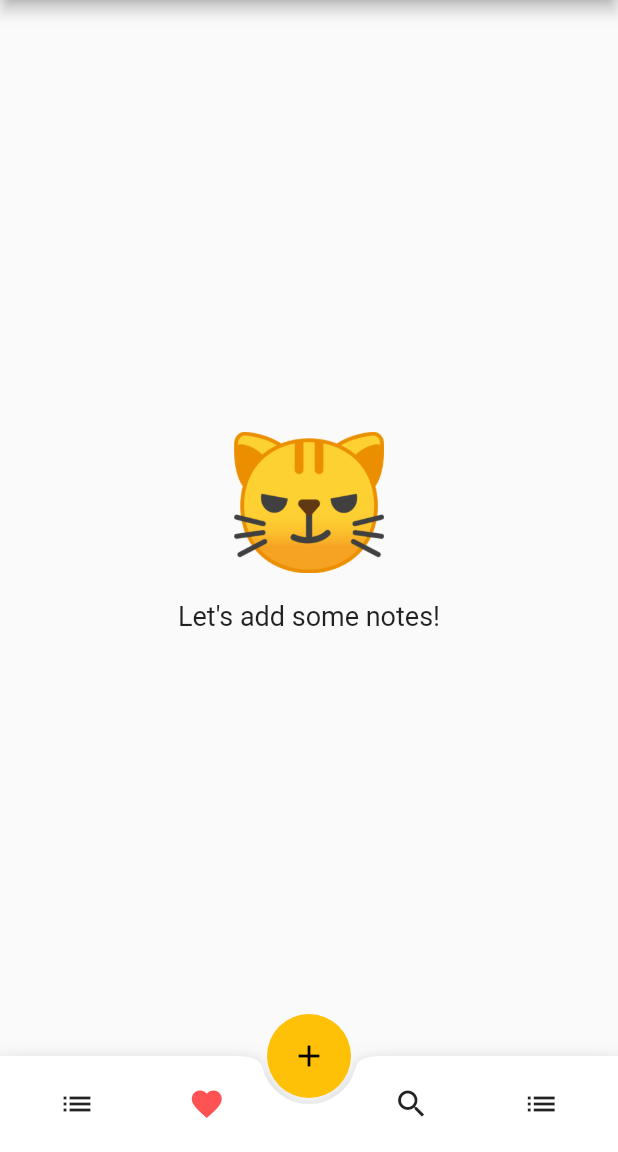
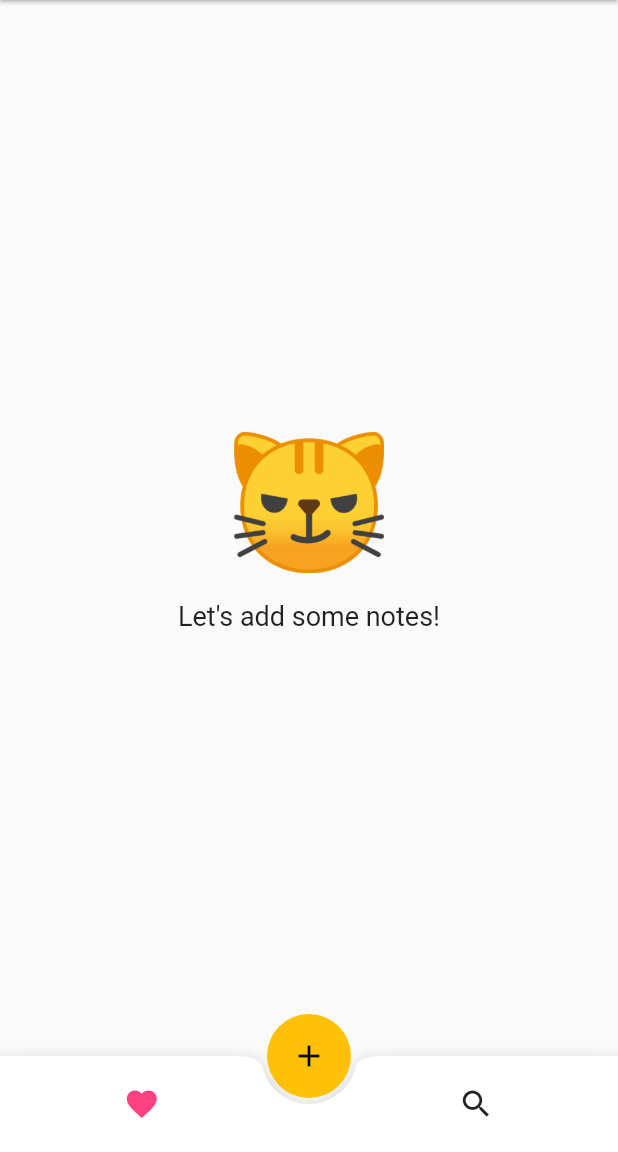
Before and after one commit to M-Yahia2011/MyNotes, a Flutter app: the screen it shows after launch, on a phone screen of 412 x 824 dp, the part 84-1236 px from its top. Run offline on Flutter 3.47's test engine with Material 2 defaults, Android fonts, the phone set to English and light mode, and no system bars; our stand-ins replace sqflite; missing offline and left inert: move_to_background; accounts and stored records are empty.

Commit message:
fix update issue #1

```diff
--- /dev/null
+++ b/lib/helpers/theme.dart
@@ -0,0 +1,5 @@
+import 'package:flutter/material.dart';
+
+class MyTheme {
+  static ThemeData theme = ThemeData(appBarTheme: AppBarTheme(elevation: 0));
+}
--- a/lib/main.dart
+++ b/lib/main.dart
@@ -1,8 +1,9 @@
 import 'package:flutter/material.dart';
+import 'dart:io';
+import 'package:provider/provider.dart';
 import 'package:my_notes/providers/note_provider.dart';
 import 'package:my_notes/views/favorite_screen.dart';
 import 'package:my_notes/views/note_screen.dart';
-import 'package:provider/provider.dart';
 import 'views/add_note_screen.dart';
 import 'views/home.dart';
 
@@ -17,7 +18,8 @@ class Root extends StatelessWidget {
   Widget build(BuildContext context) {
     return ChangeNotifierProvider(
         create: (ctx) => NoteProvider(),
-      child: MaterialApp(
+        child: Platform.isAndroid
+            ? MaterialApp(
                 debugShowCheckedModeBanner: false,
                 title: "MyNotes",
                 theme: ThemeData(
@@ -28,9 +30,9 @@ class Root extends StatelessWidget {
                 routes: {
                   AddNoteScreen.routeName: (ctx) => AddNoteScreen(),
                   NoteScreen.routeName: (ctx) => NoteScreen(),
-          FavoriteScreen.routeName: (ctx)=> FavoriteScreen(),
+                  FavoriteScreen.routeName: (ctx) => FavoriteScreen(),
                 },
-      ),
-    );
+              )
+            : null);
   }
 }
--- a/lib/models/note.dart
+++ b/lib/models/note.dart
@@ -1,15 +1,14 @@
 import 'dart:convert';
 
 class Note {
-  Note({
-    required this.id,
-    required this.title,
-    required this.note,
-    required this.date,
-    required this.favorite
-  });
+  Note(
+      {required this.id,
+      required this.title,
+      required this.note,
+      required this.date,
+      required this.favorite});
 
-  int? id;
+  String? id;
   String? title;
   String? note;
   String? date;
@@ -24,7 +23,7 @@ class Note {
         title: json["title"],
         note: json["note"],
         date: json["date"],
-        favorite:json["favorite"]
+        favorite: json["favorite"],
       );
 
   Map<String, dynamic> toMap() => {
@@ -32,9 +31,8 @@ class Note {
         "title": title,
         "note": note,
         "date": date,
-        "favorite":favorite
+        "favorite": favorite
       };
-
 
   @override
   String toString() {
--- a/lib/views/home.dart
+++ b/lib/views/home.dart
@@ -25,6 +25,7 @@ class _HomeState extends State<Home> {
     try {
       await Provider.of<NoteProvider>(context, listen: false).fetchDBNotes();
     } catch (error) {
+
       throw error;
     }
   }
@@ -38,7 +39,7 @@ class _HomeState extends State<Home> {
   @override
   Widget build(BuildContext context) {
     Provider.of<NoteProvider>(context);
-    print('built');
+
     double screenWidth = MediaQuery.of(context).size.width;
 
     final body = SafeArea(
@@ -104,16 +105,12 @@ class _HomeState extends State<Home> {
         return false;
       },
       child: Platform.isIOS
-          ? CupertinoApp(
-              builder: (ctx, _) {
-                return body;
-              },
-              debugShowCheckedModeBanner: false,
-              title: 'MyNotes',
+          ? CupertinoPageScaffold(
+              child: body,
             )
           : Scaffold(
               appBar: AppBar(
-                elevation: 4,
+                elevation: 1,
                 title: FittedBox(
                   child: Text(
                     "My Notes",
@@ -177,7 +174,6 @@ class BottomBarActions extends StatelessWidget {
     return Row(
       mainAxisAlignment: MainAxisAlignment.center,
       children: [
-        Expanded(child: IconButton(onPressed: () {}, icon: Icon(Icons.list))),
         Expanded(
             child: IconButton(
                 onPressed: () {
@@ -185,7 +181,7 @@ class BottomBarActions extends StatelessWidget {
                 },
                 icon: Icon(
                   Icons.favorite,
-                  color: Colors.redAccent,
+                  color: Colors.pinkAccent,
                   semanticLabel: 'favorite',
                 ))),
         SizedBox(width: 50),
@@ -199,7 +195,6 @@ class BottomBarActions extends StatelessWidget {
                               .notes));
                 },
                 icon: Icon(Icons.search))),
-        Expanded(child: IconButton(onPressed: () {}, icon: Icon(Icons.list))),
       ],
     );
   }
```
Also changed, not shown: lib/helpers/database_helper.dart (+5 -7 lines), lib/providers/note_provider.dart (+5 -3 lines), lib/views/note_screen.dart (+5 -2 lines), lib/widgets/note_card.dart (+4 -3 lines), pubspec.lock. Lines whose indentation alone changed are shown as unchanged.
